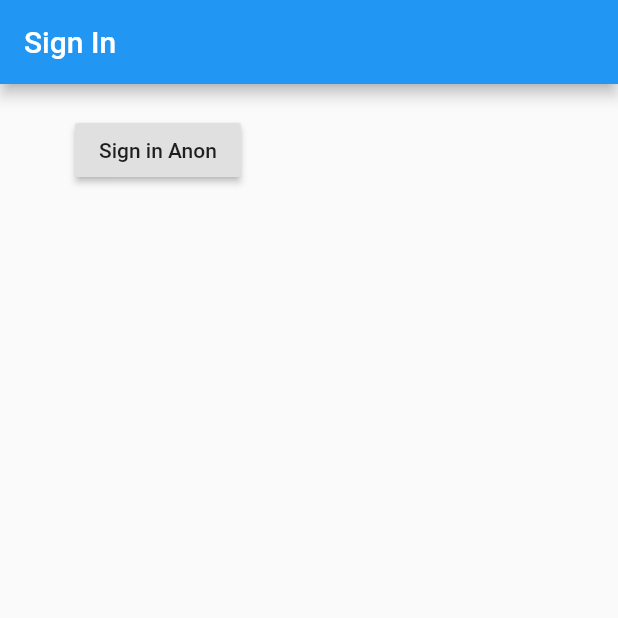
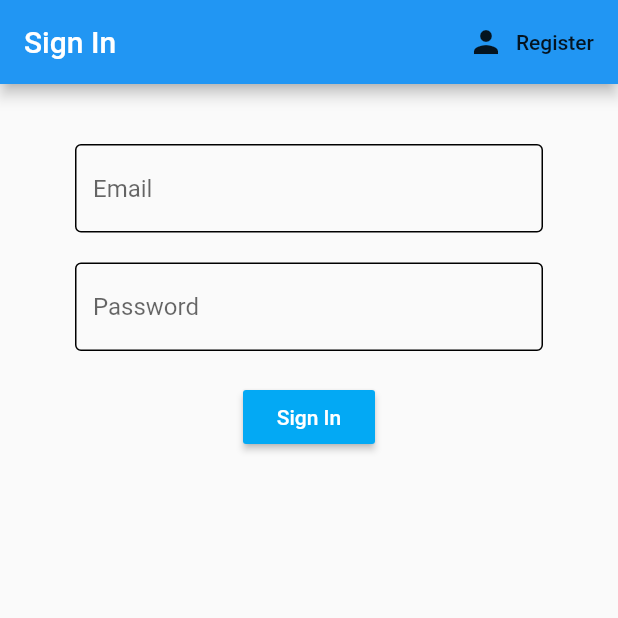
Before and after one commit to DavidParnell95/Final-Year-Project-MyTherapy, a Flutter app: the screen it shows after launch, on a phone screen of 412 x 824 dp, the top half of it. Run offline on Flutter 3.47's test engine with Material 2 defaults, Android fonts, the phone set to English and light mode, and no system bars; our stand-ins replace firebase_auth, flutter_spinkit; accounts and stored records are empty.

Commit message:
Sign In, Register, Loading, shared styles
Sign in and register with email and password, text decoration from a shared file and loading screens implemented

```diff
--- a/App/my_therapy/lib/Screens/Authenticate/authenticate.dart
+++ b/App/my_therapy/lib/Screens/Authenticate/authenticate.dart
@@ -1,5 +1,6 @@
 import 'package:flutter/material.dart';
 import 'package:my_therapy/Screens/Authenticate/sign_in.dart';
+import 'package:my_therapy/Screens/Authenticate/register.dart';
 
 class Authenticate extends StatefulWidget
 {
@@ -9,11 +10,25 @@ class Authenticate extends StatefulWidget
 
 class _AuthenticateState extends State<Authenticate>
 {
+  bool showSignIn = true;//If true show sign in
+  void toggleView()
+  {
+    //set showSignIn to the opposite of current value
+    setState(() => showSignIn = !showSignIn);
+  }
+
   @override
   Widget build(BuildContext context) {
-    // TODO: implement build
-    return Container(
-      child: SignIn(),
-    );
+
+    //If showSignIn = true
+    if(showSignIn)
+    {
+      return SignIn(toggleView: toggleView);
+    }
+
+    //If showSignIn=false
+    else {
+        return Register(toggleView: toggleView);
+    }
   }
 }
--- a/App/my_therapy/lib/Screens/Authenticate/sign_in.dart
+++ b/App/my_therapy/lib/Screens/Authenticate/sign_in.dart
@@ -6,9 +6,15 @@
 
 import 'package:flutter/material.dart';
 import 'package:my_therapy/Services/auth.dart';
+import 'package:my_therapy/Shared/constants.dart';
+import 'package:my_therapy/Shared/loading.dart';
 
 class SignIn extends StatefulWidget
 {
+  //inherit toggleView from authenticate.dart
+  final Function toggleView;
+  SignIn({ this.toggleView });
+
   @override
   _SignInState createState() => _SignInState();
 
@@ -18,35 +24,117 @@ class _SignInState extends State<SignIn>
 {
   //auth service instance
   final AuthService _auth = AuthService();
+  final _formKey = GlobalKey<FormState>();
+  bool loading = false;
+
+  //Store email value
+  String email = '';
+
+  //Store password value
+  String password= '';
+
+  String error = '';
 
   @override
   Widget build(BuildContext context) {
-    // TODO: implement build
-    return Scaffold(
+
+    //If loading show animation, otherwise show sign in form
+    return loading ? Loading() : Scaffold(
       appBar: AppBar(
-        title: Text('Sign In'),
+        title: Text('Sign In',
+        style: TextStyle(color: Colors.white),
+        ),
+
+        actions: <Widget>[
+
+          //switch to register
+          FlatButton.icon(
+              icon: Icon(Icons.person),
+              label: Text('Register'),
+              onPressed: () =>widget.toggleView(),
+          )
+        ],
       ),
       body: Container(
         padding: EdgeInsets.symmetric(vertical: 20.0, horizontal: 50.0),
 
-        //anonymous sign in button
-        child: RaisedButton(
-          child: Text('Sign in Anon'),
-          onPressed: () async{
-            dynamic result = await _auth.signInAnon();
+        //
+        child: Form(
+          key: _formKey,
+          child: Column(
+            children: <Widget>[
 
-            //Sign in failed
-            if(result == null)
-            {
-                print('Error signing in');
-            }
+              //Username field
+              SizedBox(height: 20.0),
+              TextFormField(
 
-            //Sign in successful
-            else {
-                print('signed in');
-                print(result.uid);
-            }
-          },
+                //Copy styling from shared file
+                decoration: textInputDecoration.copyWith(hintText: 'Email'),
+
+                //Check that field isnt empty
+                validator: (val) => val.isEmpty ? 'Enter an email' :null,
+                //Every time the field changes, get current value
+                onChanged: (val){
+                  setState(() => email = val);
+                },
+              ),
+
+              //Password Field
+              SizedBox(height: 20.0),
+              TextFormField(
+
+                //Import styling from shared file
+                decoration: textInputDecoration.copyWith(hintText: 'Password'),
+
+                obscureText: true,//Hide text
+
+                //Check if email is <6 characters long
+                validator: (val) => val.length <6 ? 'Enter a password 6+ characters long': null,
+
+                onChanged: (val){
+                  setState(() => password = val);
+                },
+              ),
+
+              //Log in button
+              SizedBox(height: 20.0),
+              RaisedButton(
+                color: Colors.lightBlue,
+                child: Text(
+                  "Sign In",
+                    style: TextStyle(color: Colors.white),
+                ),
+                onPressed: () async{
+
+                  //Check if entered info is valid
+                  if(_formKey.currentState.validate())
+                  {
+                    setState(() => loading = true);//If valid show loading animation
+                    dynamic result = await _auth.signInWithEmailAndPassword(email, password);
+
+                    if(result == null)
+                    {
+                        setState(() {
+                          error = 'Incorrect email or password';
+                          loading = false;
+                        });
+                    }
+                  }
+                  print(email);
+                  print(password);
+
+                },
+              ),
+
+              //Error Message
+              SizedBox(height: 12.0),
+              Text(
+                error,
+                style: TextStyle(color: Colors.red, fontSize:  14.0),
+              ),
+
+            ],
+          ),
         ),
       ),
     );
--- a/App/my_therapy/lib/Screens/wrapper.dart
+++ b/App/my_therapy/lib/Screens/wrapper.dart
@@ -1,13 +1,25 @@
 import 'package:flutter/material.dart';
+import 'package:my_therapy/Models/user.dart';
 import 'package:my_therapy/Screens/Authenticate/authenticate.dart';
 import 'package:my_therapy/Screens/Home/home.dart';
+import 'package:provider/provider.dart';
 
 class Wrapper extends StatelessWidget {
   @override
   Widget build(BuildContext context) {
 
-    // return either the Home or Authenticate widget
-    return Authenticate();
+    //Access user data from provider
+    final user = Provider.of<User>(context);
+    print(user);
 
+    // If valid user not logged in, show sign in screen
+    if(user == null)
+    {
+      return Authenticate();
+    }
+
+    else{
+      return Home();
+    }
   }
 }
--- /dev/null
+++ b/App/my_therapy/lib/Shared/constants.dart
@@ -0,0 +1,12 @@
+import 'package:flutter/material.dart';
+
+const textInputDecoration = InputDecoration(
+  enabledBorder: OutlineInputBorder(
+    borderSide: BorderSide(color: Colors.black, width: 1.0),
+  ),
+
+  focusedBorder: OutlineInputBorder(
+    borderSide: BorderSide(color: Colors.black, width: 1.0),
+  ),
+
+);
--- a/App/my_therapy/lib/main.dart
+++ b/App/my_therapy/lib/main.dart
@@ -1,5 +1,9 @@
 import 'package:flutter/material.dart';
 import 'package:my_therapy/Screens/wrapper.dart';
+import 'package:my_therapy/Services/auth.dart';
+import 'package:my_therapy/Models/user.dart';
+
+import 'package:provider/provider.dart';
 
 void main() => runApp(MyApp());
 
@@ -7,9 +11,11 @@ class MyApp extends StatelessWidget {
   // This widget is the root of your application.
   @override
   Widget build(BuildContext context) {
-    return MaterialApp(
-      title: 'MyTherapy',
-      home: Wrapper(),
+    return StreamProvider<User>.value(
+      value: AuthService().user,
+      child: MaterialApp(
+        home: Wrapper(),
+      ),
     );
   }
 }
--- a/App/my_therapy/pubspec.yaml
+++ b/App/my_therapy/pubspec.yaml
@@ -19,10 +19,11 @@ environment:
 dependencies:
   flutter:
     sdk: flutter
-
   firebase_core: ^0.4.0+9
   firebase_auth: ^0.14.0+5
   cloud_firestore: ^0.12.9+4
+  provider: ^3.1.0
+  flutter_spinkit: "^4.1.0"
 
   # The following adds the Cupertino Icons font to your application.
   # Use with the CupertinoIcons class for iOS style icons.
```
Also changed, not shown: App/my_therapy/lib/Screens/Authenticate/register.dart (added, +142 -0 lines), App/my_therapy/lib/Screens/Home/home.dart (+17 -2 lines), App/my_therapy/lib/Services/auth.dart (+51 -1 lines), App/my_therapy/lib/Shared/loading.dart (added, +24 -0 lines), App/my_therapy/pubspec.lock.
